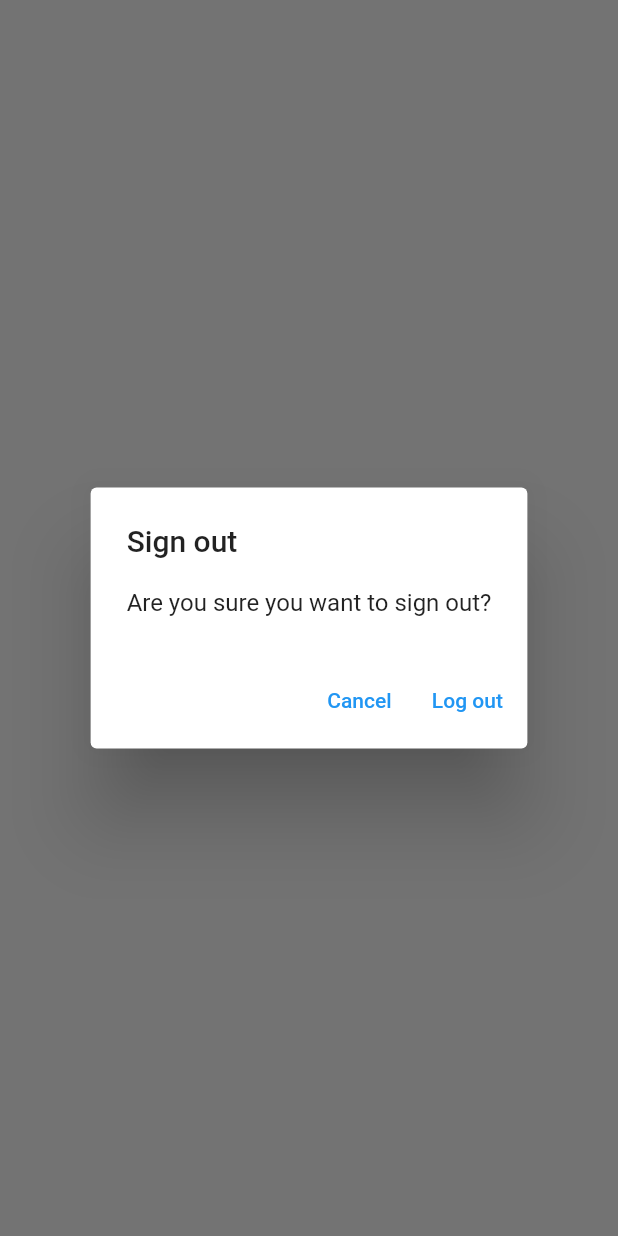
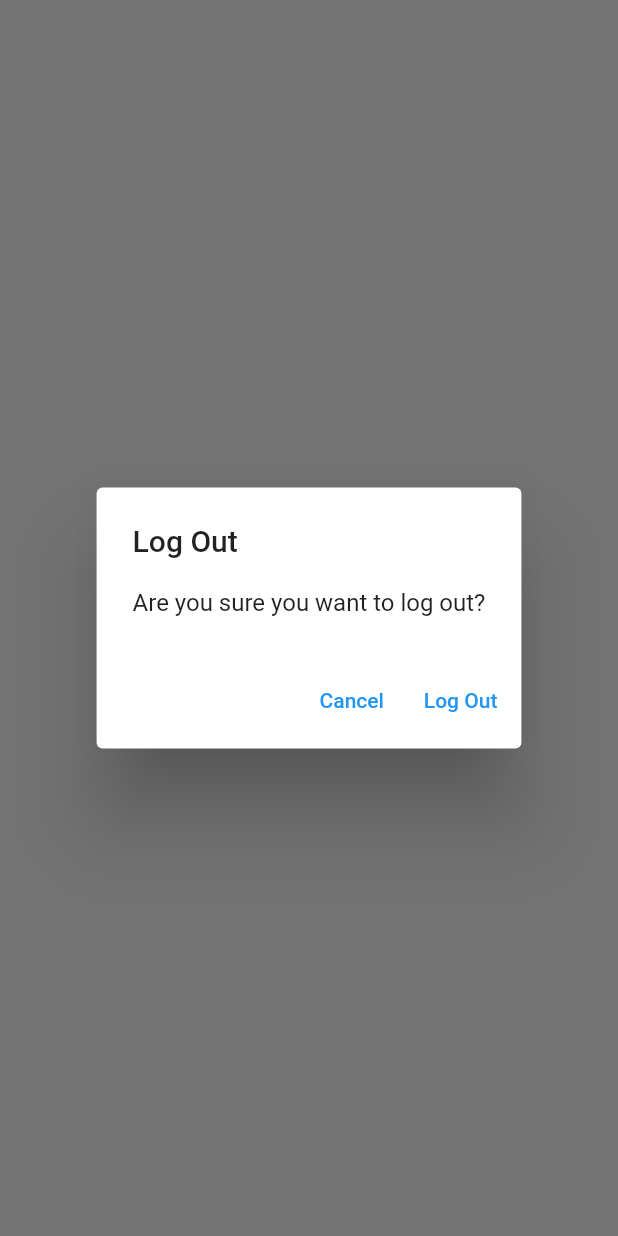
Before and after one commit to hillaryomondi/NoteTaking-Flutter-App, a Flutter app: what showLogOutDialog() shows on an empty page, opened directly, on a phone screen of 412 x 824 dp. Run offline on Flutter 3.47's test engine with Material 2 defaults, Android fonts, the phone set to English and light mode, and no system bars; our stand-ins replace firebase_auth, firebase_core, sqflite; accounts and stored records are empty; network calls fail.

Commit message:
Created and implemented delete, error, and logout dialogs
Fixed the views errors

```diff
--- /dev/null
+++ b/lib/utilities/dialogs/logout_dialog.dart
@@ -0,0 +1,16 @@
+import 'package:flutter/material.dart';
+import 'package:mynotes/utilities/dialogs/generic_dialog.dart';
+
+Future<bool> showLogOutDialog(BuildContext context) {
+  return showGenericDialog(
+    context: context,
+    title: 'Log Out',
+    content: 'Are you sure you want to log out?',
+    optionsBuilder: () => {
+      'Cancel': false,
+      'Log Out': true,
+    },
+  ).then(
+    (value) => value ?? false,
+  );
+}
--- a/lib/views/login_view.dart
+++ b/lib/views/login_view.dart
@@ -3,6 +3,8 @@ import 'package:mynotes/constants/routes.dart';
 import 'package:mynotes/services/auth/auth_exceptions.dart';
 import 'package:mynotes/services/auth/auth_service.dart';
 import 'package:mynotes/utilities/show_error_dialog.dart';
+
+import '../utilities/dialogs/error_dialog.dart';
 
 class LoginView extends StatefulWidget {
   const LoginView({Key? key}) : super(key: key);
--- a/lib/views/notes/notes_view.dart
+++ b/lib/views/notes/notes_view.dart
@@ -2,6 +2,8 @@ import 'package:flutter/material.dart';
 import 'package:mynotes/constants/routes.dart';
 import 'package:mynotes/services/auth/auth_service.dart';
 import 'package:mynotes/services/crud/notes_service.dart';
+import 'package:mynotes/utilities/dialogs/logout_dialog.dart';
+import 'package:mynotes/views/notes/notes_list_view.dart';
 
 import '../../enums/menu_action.dart';
 
@@ -74,19 +76,12 @@ class _NotesViewState extends State<NotesView> {
                     case ConnectionState.active:
                       if (snapshot.hasData) {
                         final allNotes = snapshot.data as List<DatabaseNote>;
-                        return ListView.builder(
-                            itemCount: allNotes.length,
-                            itemBuilder: (context, index) {
-                              final note = allNotes[index];
-                              return ListTile(
-                                title: Text(
-                                  note.text,
-                                  maxLines: 1,
-                                  softWrap: true,
-                                  overflow: TextOverflow.ellipsis,
-                                ),
-                              );
-                            });
+                        return NotesListView(
+                          notes: allNotes,
+                          onDeleteNote: (note) async {
+                            await _notesService.deleteNote(id: note.id);
+                          },
+                        );
                       } else {
                         return const CircularProgressIndicator();
                       }
@@ -104,29 +99,3 @@ class _NotesViewState extends State<NotesView> {
     );
   }
 }
-
-Future<bool> showLogOutDialog(BuildContext context) {
-  return showDialog<bool>(
-    context: context,
-    builder: (context) {
-      return AlertDialog(
-        title: const Text("Sign out"),
-        content: const Text("Are you sure you want to sign out?"),
-        actions: [
-          TextButton(
-            onPressed: () {
-              Navigator.of(context).pop(false);
-            },
-            child: const Text("Cancel"),
-          ),
-          TextButton(
-            onPressed: () {
-              Navigator.of(context).pop(true);
-            },
-            child: const Text("Log out"),
-          ),
-        ],
-      );
-    },
-  ).then((value) => value ?? false);
-}
```
Also changed, not shown: lib/utilities/dialogs/error_dialog.dart (added, +14 -0 lines), lib/utilities/dialogs/delete_dialog.dart (added).
